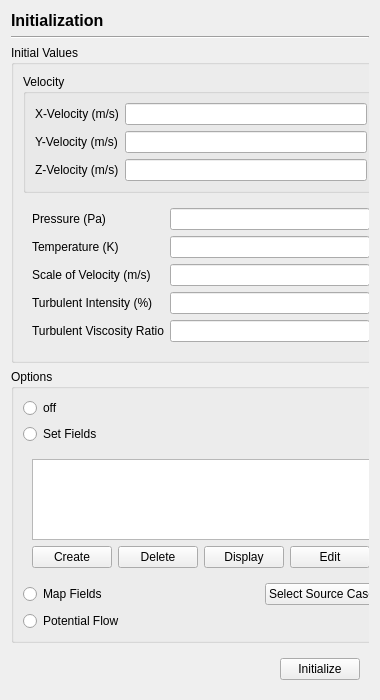
Above: view/solution/initialization/initialization_page.ui from nextfoam/baram before the change. Below: the same form after it.
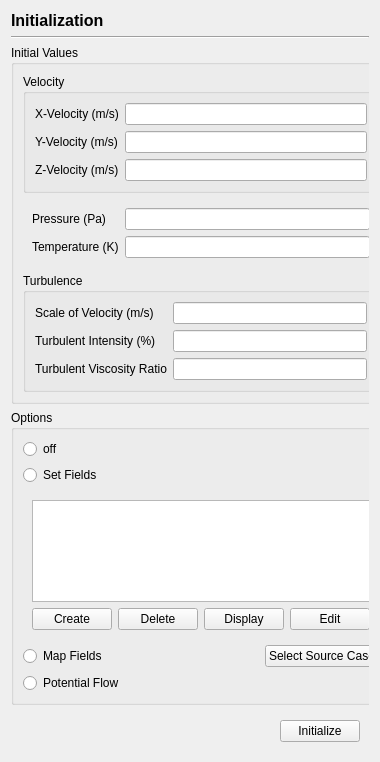
That is the form after the change.

```diff
--- a/view/solution/initialization/initialization_page.ui
+++ b/view/solution/initialization/initialization_page.ui
@@ -7,7 +7,7 @@
     <x>0</x>
     <y>0</y>
     <width>380</width>
-    <height>700</height>
+    <height>762</height>
    </rect>
   </property>
   <property name="windowTitle">
@@ -51,7 +51,7 @@
         <x>0</x>
         <y>0</y>
         <width>365</width>
-        <height>597</height>
+        <height>659</height>
        </rect>
       </property>
       <layout class="QVBoxLayout" name="verticalLayout_5">
@@ -135,34 +135,43 @@
              <item row="1" column="1">
               <widget class="QLineEdit" name="temperature"/>
              </item>
-             <item row="2" column="0">
+            </layout>
+           </widget>
+          </item>
+          <item>
+           <widget class="QGroupBox" name="groupBox_4">
+            <property name="title">
+             <string>Turbulence</string>
+            </property>
+            <layout class="QFormLayout" name="formLayout_3">
+             <item row="0" column="0">
               <widget class="QLabel" name="label_7">
                <property name="text">
                 <string>Scale of Velocity (m/s)</string>
                </property>
               </widget>
              </item>
-             <item row="2" column="1">
+             <item row="0" column="1">
               <widget class="QLineEdit" name="scaleOfVelocity"/>
              </item>
-             <item row="3" column="0">
+             <item row="1" column="0">
               <widget class="QLabel" name="label_8">
                <property name="text">
                 <string>Turbulent Intensity (%)</string>
                </property>
               </widget>
              </item>
-             <item row="3" column="1">
+             <item row="1" column="1">
               <widget class="QLineEdit" name="turbulentIntensity"/>
              </item>
-             <item row="4" column="0">
+             <item row="2" column="0">
               <widget class="QLabel" name="label_9">
                <property name="text">
                 <string>Turbulent Viscosity Ratio</string>
                </property>
               </widget>
              </item>
-             <item row="4" column="1">
+             <item row="2" column="1">
               <widget class="QLineEdit" name="turbulentViscosityRatio"/>
              </item>
             </layout>
```
